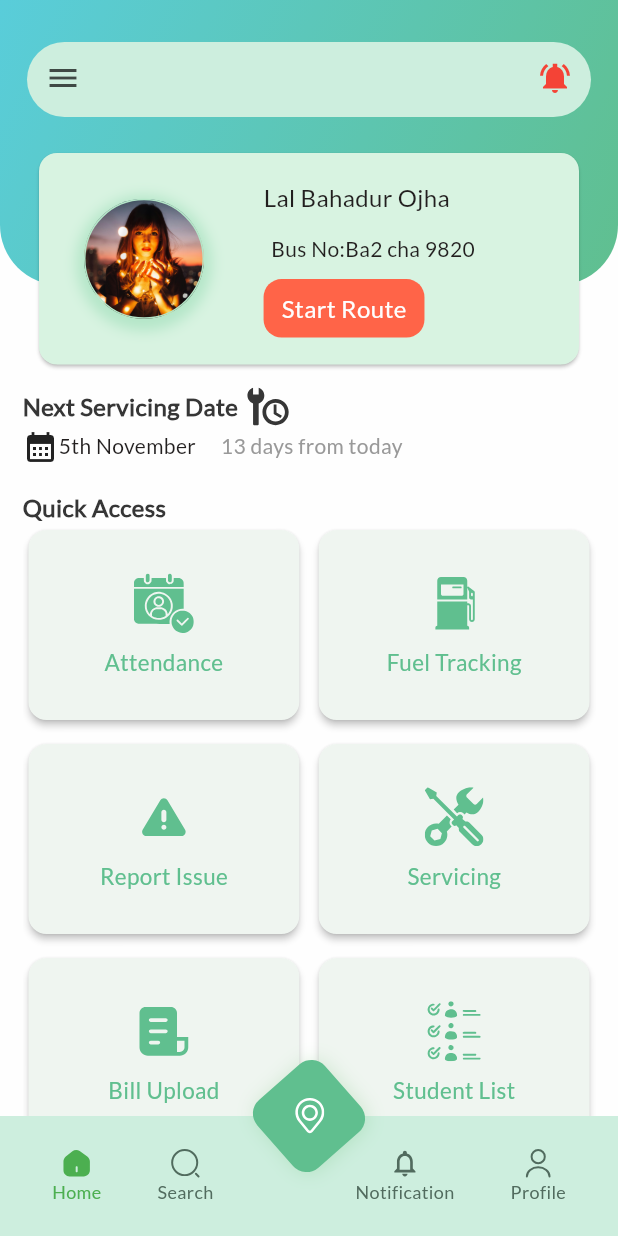
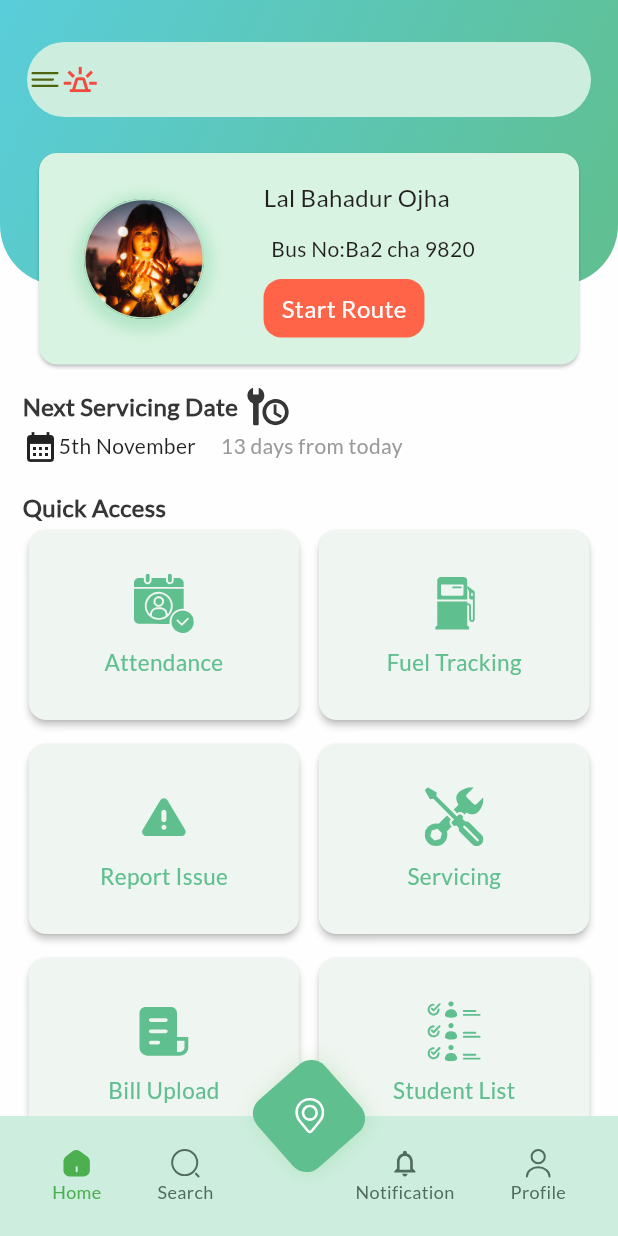
Before and after one commit to webstudioflutter/sms-driver, a Flutter app: the screen it shows after launch, after a tap on "Start Route", on a phone screen of 412 x 824 dp. Run offline on Flutter 3.47's test engine with Material 3 defaults, Android fonts, the phone set to English and light mode, and no system bars; our stand-ins replace dotted_border, flutter_svg, image_picker; project files that could hold a hidden picture were left out.

Commit message:
ui fixes

```diff
--- a/lib/screen/dashboard/home_page.dart
+++ b/lib/screen/dashboard/home_page.dart
@@ -66,43 +66,50 @@ class _HomePageState extends State<HomePage> {
                             color: Color(0xffcdeede),
                             borderRadius:
                                 BorderRadius.all(Radius.circular(25))),
-                        child: TextFormField(
-                          controller: _searchController,
-                          cursorColor: const Color(0xffcdeede),
-                          // cursorHeight: 16,
-                          decoration: InputDecoration(
-                            prefixIcon: GestureDetector(
-                                onTap: () {
-                                  // Open the drawer when the menu icon is clicked
-                                  _scaffoldKey.currentState?.openDrawer();
-                                },
-                                child: const Icon(Icons.menu)
-                                //     SvgPicture.asset(
-                                //   'assets/svg_images/menu.svg', // Load image from assets
-                                //   height: 20, // Adjust size for the menu icon
-                                //   width: 10, // Adjust size for the menu icon
-                                // ),
-                                ),
-                            suffixIcon: Icon(Icons.notifications_active_sharp,
-                                color: Colors.red.shade500),
-                            //     SvgPicture.asset(
-                            //   'assets/svg_images/notification.svg', // Load image from assets
-                            //   height: 20, // Adjust size for the notification icon
-                            //   width: 20, // Adjust size for the notification icon
-                            // ),
-                            // contentPadding: const EdgeInsets.symmetric(
-                            //   horizontal:
-                            //       15.0, // Adjust the left and right padding for better spacing
-                            //   vertical:
-                            //       10, // Adjust the vertical padding for better height alignment
-                            // ),
-                            border: InputBorder.none, // Remove the border
-                            focusedBorder:
-                                InputBorder.none, // Remove the focused border
-                            enabledBorder:
-                                InputBorder.none, // Remove the enabled border
-                          ),
+                        child: Row(
+                          children: [
+                            SvgPicture.asset('assets/svg_images/menu.svg'),
+                            SvgPicture.asset(
+                                'assets/svg_images/notification.svg'),
+                          ],
                         ),
+                        // TextFormField(
+                        //   controller: _searchController,
+                        //   cursorColor: const Color(0xffcdeede),
+                        //   // cursorHeight: 16,
+                        //   decoration: InputDecoration(
+                        //     prefixIcon: GestureDetector(
+                        //         onTap: () {
+                        //           // Open the drawer when the menu icon is clicked
+                        //           _scaffoldKey.currentState?.openDrawer();
+                        //         },
+                        //         child: const Icon(Icons.menu, size: 100)
+                        //         //     SvgPicture.asset(
+                        //         //   'assets/svg_images/menu.svg', // Load image from assets
+                        //         //   height: 20, // Adjust size for the menu icon
+                        //         //   width: 10, // Adjust size for the menu icon
+                        //         // ),
+                        //         ),
+                        //     suffixIcon: Icon(Icons.notifications_active_sharp,
+                        //         color: Colors.red.shade500),
+                        //     //     SvgPicture.asset(
+                        //     //   'assets/svg_images/notification.svg', // Load image from assets
+                        //     //   height: 20, // Adjust size for the notification icon
+                        //     //   width: 20, // Adjust size for the notification icon
+                        //     // ),
+                        //     // contentPadding: const EdgeInsets.symmetric(
+                        //     //   horizontal:
+                        //     //       15.0, // Adjust the left and right padding for better spacing
+                        //     //   vertical:
+                        //     //       10, // Adjust the vertical padding for better height alignment
+                        //     // ),
+                        //     border: InputBorder.none, // Remove the border
+                        //     focusedBorder:
+                        //         InputBorder.none, // Remove the focused border
+                        //     enabledBorder:
+                        //         InputBorder.none, // Remove the enabled border
+                        //   ),
+                        // ),
                       ),
                     ),
                     SizedBox(
@@ -220,8 +227,8 @@ class _HomePageState extends State<HomePage> {
                   ),
                   const SizedBox(width: 5),
                   SvgPicture.asset(
-                    'assets/svg_images/scheduled-maintenance.svg', // Load image from assets (with fallback)
-                    height: 30, // Set a fixed size for the image
+                    'assets/svg_images/scheduled-maintenance.svg',
+                    height: 30,
                     width: 30,
                   ),
                 ],
@@ -263,9 +270,9 @@ class _HomePageState extends State<HomePage> {
                   physics: const AlwaysScrollableScrollPhysics(),
                   gridDelegate: const SliverGridDelegateWithFixedCrossAxisCount(
                     crossAxisCount: 2,
-                    crossAxisSpacing: 5.0, // Space between columns
-                    mainAxisSpacing: 8.0, // Space between rows
-                    childAspectRatio: 1.4, // Aspect ratio of each grid item
+                    crossAxisSpacing: 5.0,
+                    mainAxisSpacing: 8.0,
+                    childAspectRatio: 1.4,
                   ),
                   itemCount: items.length,
                   itemBuilder: (context, index) {
@@ -285,8 +292,7 @@ class _HomePageState extends State<HomePage> {
                           borderRadius: BorderRadius.circular(15),
                         ),
                         child: Card(
-                          elevation:
-                              2, // Card's elevation will still give it some internal shadow
+                          elevation: 2,
                           shape: RoundedRectangleBorder(
                             borderRadius: BorderRadius.circular(12),
                           ),
@@ -297,15 +303,13 @@ class _HomePageState extends State<HomePage> {
                               crossAxisAlignment: CrossAxisAlignment.center,
                               children: [
                                 SvgPicture.asset(
-                                  item['image'] ??
-                                      '', // Load image from assets (with fallback)
-                                  height: 40, // Set a fixed size for the image
+                                  item['image'] ?? '',
+                                  height: 40,
                                   width: 40,
                                 ),
                                 const SizedBox(height: 8.0),
                                 Text(
-                                  item['text'] ??
-                                      '', // Text displayed in the card
+                                  item['text'] ?? '',
                                   style: const TextStyle(
                                     fontSize: 15,
                                     fontWeight: FontWeight.w500,
@@ -342,7 +346,7 @@ class _HomePageState extends State<HomePage> {
               clipBehavior: Clip.none,
               children: [
                 Container(
-                  height: 300, // Set the height of the bottom sheet
+                  height: 300,
                   decoration: const BoxDecoration(
                       color: Colors.white,
                       borderRadius: BorderRadius.only(
@@ -372,22 +376,17 @@ class _HomePageState extends State<HomePage> {
                             border: Border.all(color: Colors.green)),
                         child: TextFormField(
                           controller: _routeController,
-                          textAlign: TextAlign
-                              .center, // Aligns both hint text and user input to center
+                          textAlign: TextAlign.center,
                           cursorColor: const Color(0xffcdeede),
                           cursorHeight: 16,
                           decoration: InputDecoration(
                             hintText: 'XXX-XXX-XX',
                             hintStyle: TextStyle(color: Colors.grey.shade200),
                             contentPadding: const EdgeInsets.symmetric(
-                                horizontal: 10.0,
-                                vertical: 9), // Add padding here
-                            // Customize hint text color
-                            border: InputBorder.none, // Remove the border
-                            focusedBorder:
-                                InputBorder.none, // Remove the focused border
-                            enabledBorder:
-                                InputBorder.none, // Remove the enabled border
+                                horizontal: 10.0, vertical: 9),
+                            border: InputBorder.none,
+                            focusedBorder: InputBorder.none,
+                            enabledBorder: InputBorder.none,
                           ),
                         ),
                       ),
@@ -395,7 +394,6 @@ class _HomePageState extends State<HomePage> {
                           height: MediaQuery.sizeOf(context).height * 0.03),
                       GestureDetector(
                         onTap: () {
-                          // Navigator.of(context).push(MaterialPageRoute(builder: (_)=>));
                           Navigator.of(context).pop();
                           _openModalBottomSheetForPickDrop(context);
                         },
@@ -424,8 +422,8 @@ class _HomePageState extends State<HomePage> {
                   left: 0,
                   right: 0,
                   child: SvgPicture.asset(
-                    'assets/svg_images/green-notification.svg', // Load image from assets
-                    height: 55, // Set a fixed size for the image
+                    'assets/svg_images/green-notification.svg',
+                    height: 55,
                     width: 55,
                   ),
                 ),
@@ -494,8 +492,8 @@ class _HomePageState extends State<HomePage> {
               left: 0,
               right: 0,
               child: SvgPicture.asset(
-                'assets/svg_images/green-notification.svg', // Load image from assets
-                height: 55, // Set a fixed size for the image
+                'assets/svg_images/green-notification.svg',
+                height: 55,
                 width: 55,
               ),
             ),
@@ -519,26 +517,21 @@ class HomePageDrawer extends StatelessWidget {
         child: Column(
           children: [
             Center(
-              // This centers the content in the DrawerHeader.
               child: Padding(
                 padding: const EdgeInsets.symmetric(vertical: 50.0),
                 child: Row(
-                  mainAxisAlignment: MainAxisAlignment
-                      .center, // Centers Row content horizontally.
-                  crossAxisAlignment: CrossAxisAlignment
-                      .center, // Centers content vertically inside Row.
+                  mainAxisAlignment: MainAxisAlignment.center,
+                  crossAxisAlignment: CrossAxisAlignment.center,
                   children: [
                     Column(
-                      mainAxisAlignment: MainAxisAlignment
-                          .center, // Ensures column contents are centered vertically.
-                      crossAxisAlignment: CrossAxisAlignment
-                          .center, // Ensures column items are centered horizontally.
+                      mainAxisAlignment: MainAxisAlignment.center,
+                      crossAxisAlignment: CrossAxisAlignment.center,
                       children: [
                         SvgPicture.asset(
                           'assets/images/fuel.svg', // Load image from assets
                           colorFilter: const ColorFilter.mode(
                               Colors.blue, BlendMode.lighten),
-                          height: 20, // Set a fixed size for the image
+                          height: 20,
                           width: 20,
                         ),
                         const SizedBox(height: 8),
```
